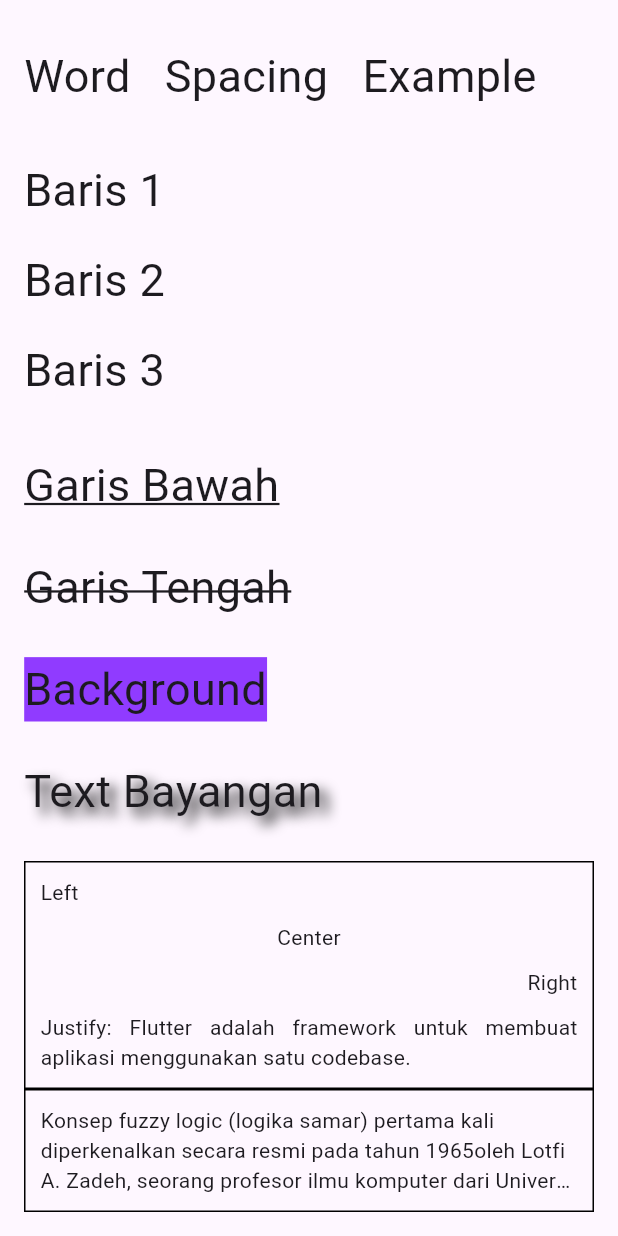
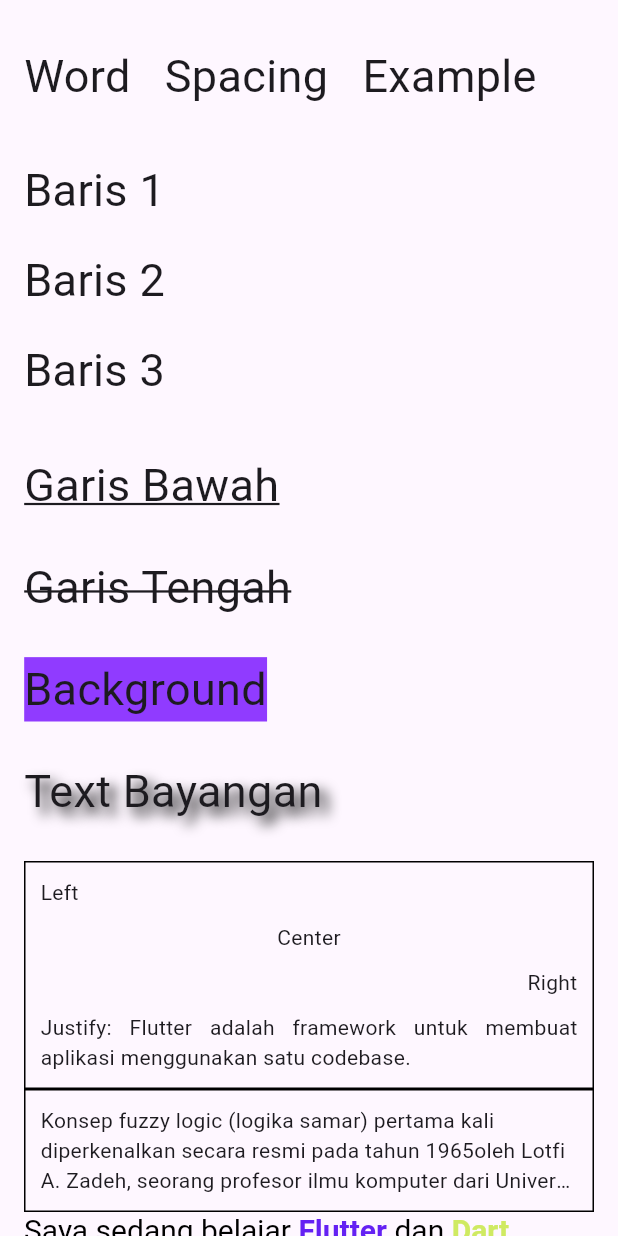
Before and after one commit to RizlH/BelajarWidgetDart, a Flutter app: the screen it shows after launch, scrolled down 123 dp, on a phone screen of 412 x 824 dp. Run offline on Flutter 3.47's test engine with Material 3 defaults, Android fonts, the phone set to English and light mode, and no system bars.

Commit message:
coba RichText dan TextSpan

```diff
--- a/widgetdart/lib/main.dart
+++ b/widgetdart/lib/main.dart
@@ -134,6 +134,36 @@ class MyWidget extends StatelessWidget {
                       overflow: TextOverflow.ellipsis,
                     ),
                   ),
+                  RichText(
+                    text: TextSpan(
+                      style: TextStyle(
+                        fontSize: 20,
+                        color: Colors.black,
+                      ),
+                      children: [
+                        TextSpan(
+                          text: 'Saya sedang belajar ',
+                        ),
+                        TextSpan(
+                          text: 'Flutter',
+                          style: TextStyle(
+                            fontWeight: FontWeight.bold,
+                            color: const Color.fromARGB(255, 100, 33, 243),
+                          ),
+                        ),
+                        TextSpan(
+                          text: ' dan ',
+                        ),
+                        TextSpan(
+                          text: 'Dart',
+                          style: TextStyle(
+                            fontWeight: FontWeight.bold,
+                            color: const Color.fromARGB(255, 207, 234, 98),
+                          ),
+                        ),
+                      ],
+                    ),
+                  ),
                 ],
               ),
             ),
```
